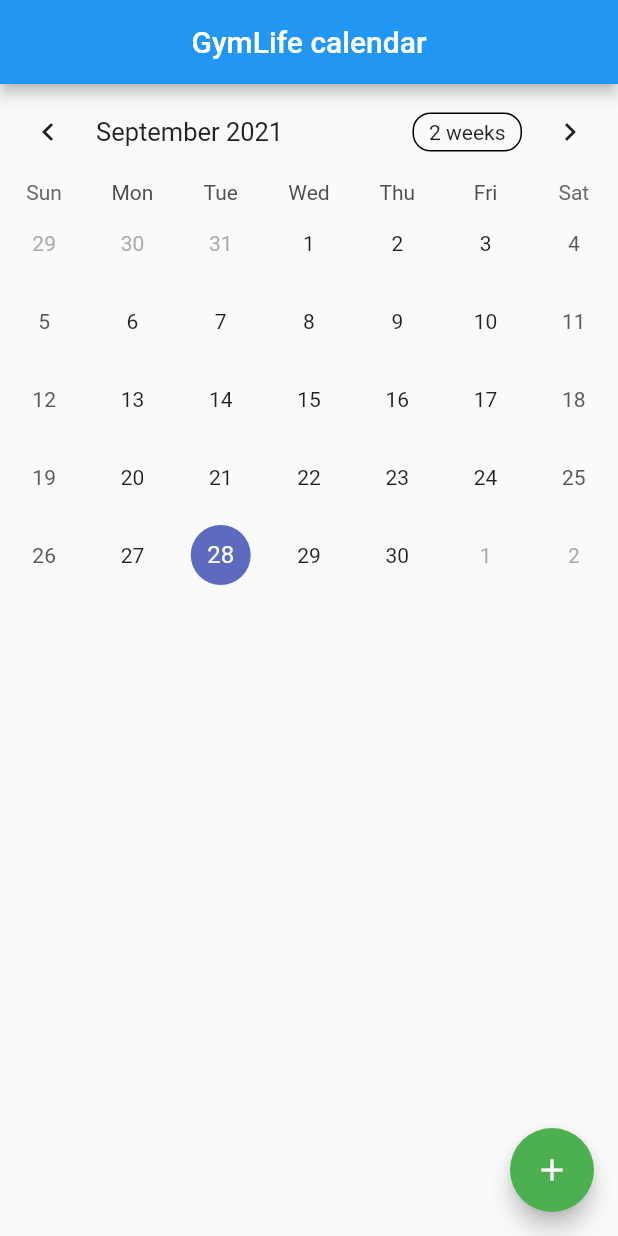
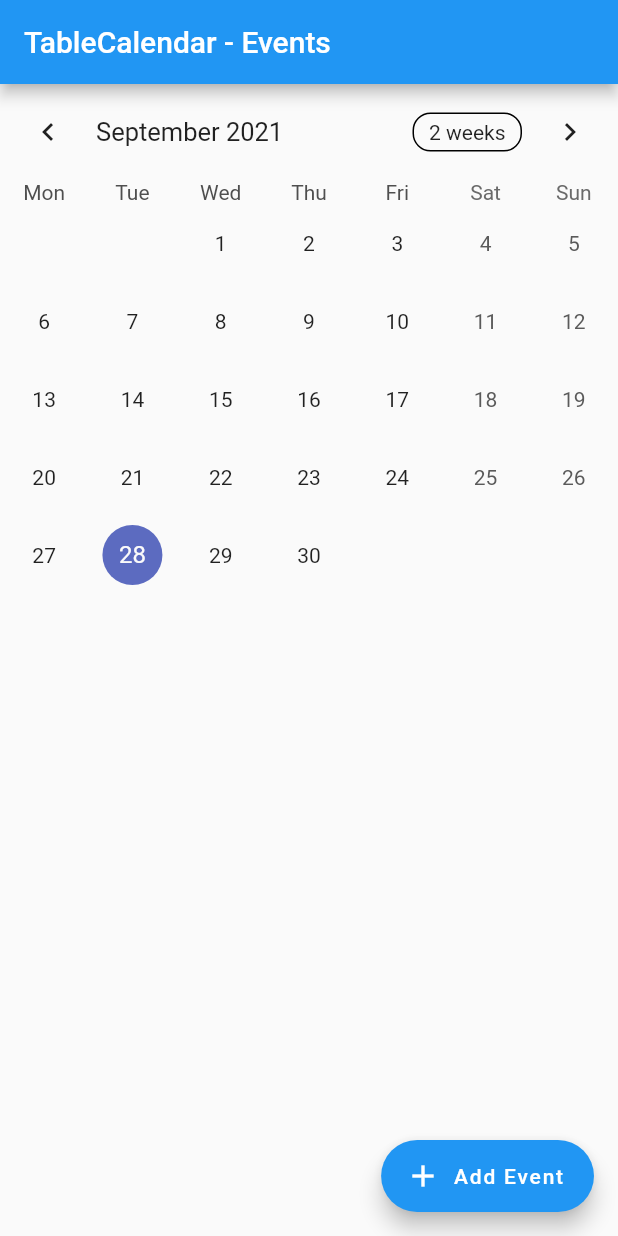
Before and after one commit to ArieBisfki/hva_ivse1_project_mobile, a Flutter app: the screen it shows after launch, on a phone screen of 412 x 824 dp. Run offline on Flutter 3.47's test engine with Material 2 defaults, Android fonts, the phone set to English and light mode, and no system bars; drawn by our look-alikes of table_calendar.

Commit message:
added workout screen

```diff
--- a/lib/common/route/route_generator.dart
+++ b/lib/common/route/route_generator.dart
@@ -1,6 +1,7 @@
 import 'package:flutter/material.dart';
 import 'package:ivse1_gymlife/common/route/routes.dart';
 import 'package:ivse1_gymlife/feature/calender/ui/calendar_overview.dart';
+import 'package:ivse1_gymlife/feature/workout/ui/workout.dart';
 
 class RouteGenerator {
   static Route<dynamic> generateRoute(RouteSettings settings) {
@@ -9,6 +10,8 @@ class RouteGenerator {
     switch (settings.name) {
       case Routes.landing:
         return MaterialPageRoute<dynamic>(builder: (_) => Calendar());
+      case Routes.workout:
+        return MaterialPageRoute<dynamic>(builder: (_) => Workout());
       default:
         return MaterialPageRoute<dynamic>(builder: (_) => Calendar());
     }
--- a/lib/common/route/routes.dart
+++ b/lib/common/route/routes.dart
@@ -1,3 +1,4 @@
 class Routes {
   static const String landing = '/';
+  static const String workout = '/workout';
 }
--- a/lib/feature/calender/ui/calendar_overview.dart
+++ b/lib/feature/calender/ui/calendar_overview.dart
@@ -11,54 +11,113 @@ class Calendar extends StatefulWidget {
 }
 
 class _State extends State<Calendar> {
+  late final ValueNotifier<List<Event>> _selectedEvents;
   CalendarFormat _calendarFormat = CalendarFormat.month;
+  RangeSelectionMode _rangeSelectionMode = RangeSelectionMode
+      .toggledOff; // Can be toggled on/off by longpressing a date
   DateTime _focusedDay = DateTime.now();
-  DateTime _selectedDay = DateTime.now();
+  DateTime? _selectedDay;
+  DateTime? _rangeStart;
+  DateTime? _rangeEnd;
+
   TextEditingController _eventController = TextEditingController();
 
-  Map<DateTime, List<Event>> selectedEvents = {};
+  @override
+  void initState() {
+    super.initState();
 
-  @override
-  initState() {
-    selectedEvents = {};
-    super.initState();
+    _selectedDay = _focusedDay;
+    _selectedEvents = ValueNotifier(_getEventsForDay(_selectedDay!));
   }
 
   @override
   void dispose() {
-    _eventController.dispose();
+    _selectedEvents.dispose();
     super.dispose();
   }
 
-  List<Event> _getEventsfromDay(DateTime date) {
-    return selectedEvents[date] ?? [];
+  List<Event> _getEventsForDay(DateTime day) {
+    // Implementation example
+    var kEvents = {};
+    return kEvents[day] ?? [];
+  }
+
+  List<Event> _getEventsForRange(DateTime start, DateTime end) {
+    // Implementation example
+    final days = daysInRange(start, end);
+
+    return [
+      for (final d in days) ..._getEventsForDay(d),
+    ];
+  }
+
+  daysInRange(DateTime start, DateTime end) {}
+
+  void _onDaySelected(DateTime selectedDay, DateTime focusedDay) {
+    if (!isSameDay(_selectedDay, selectedDay)) {
+      setState(() {
+        _selectedDay = selectedDay;
+        _focusedDay = focusedDay;
+        _rangeStart = null; // Important to clean those
+        _rangeEnd = null;
+        _rangeSelectionMode = RangeSelectionMode.toggledOff;
+      });
+
+      _selectedEvents.value = _getEventsForDay(selectedDay);
+    }
+  }
+
+  void _onRangeSelected(DateTime? start, DateTime? end, DateTime focusedDay) {
+    setState(() {
+      _selectedDay = null;
+      _focusedDay = focusedDay;
+      _rangeStart = start;
+      _rangeEnd = end;
+      _rangeSelectionMode = RangeSelectionMode.toggledOn;
+    });
+
+    // `start` or `end` could be null
+    if (start != null && end != null) {
+      _selectedEvents.value = _getEventsForRange(start, end);
+    } else if (start != null) {
+      _selectedEvents.value = _getEventsForDay(start);
+    } else if (end != null) {
+      _selectedEvents.value = _getEventsForDay(end);
+    }
   }
 
   @override
   Widget build(BuildContext context) {
     return Scaffold(
-      floatingActionButton: FloatingActionButton(
+      appBar: AppBar(
+        title: Text('TableCalendar - Events'),
+      ),
+      floatingActionButton: FloatingActionButton.extended(
         onPressed: () => showDialog(
           context: context,
           builder: (context) => AlertDialog(
-            title: Text('Add workout'),
+            title: Text("Add Event"),
             content: TextFormField(
               controller: _eventController,
             ),
             actions: [
               TextButton(
+                child: Text("Cancel"),
+                onPressed: () => Navigator.pop(context),
+              ),
+              TextButton(
                 child: Text("Ok"),
                 onPressed: () {
                   if (_eventController.text.isEmpty) {
                   } else {
-                    if (selectedEvents[_selectedDay] != null) {
-                      selectedEvents[_selectedDay]!.add(
+                    if (_selectedEvents.value != null) {
+                      _selectedEvents.value.add(
                         Event(title: _eventController.text),
                       );
                     } else {
-                      // selectedEvents[_selectedDay] = [
-                      //   Event(title: _eventController.text)
-                      // ];
+                      _selectedEvents.value = [
+                        Event(title: _eventController.text)
+                      ];
                     }
                   }
                   Navigator.pop(context);
@@ -67,65 +126,72 @@ class _State extends State<Calendar> {
                   return;
                 },
               ),
-              TextButton(
-                  child: Text('CANCEL'),
-                  onPressed: () => Navigator.pop(context))
             ],
           ),
         ),
-        child: const Icon(Icons.add),
-        backgroundColor: Colors.green,
+        label: Text("Add Event"),
+        icon: Icon(Icons.add),
       ),
-      appBar: AppBar(
-        centerTitle: true,
-        title: const Text('GymLife calendar'),
-      ),
-      body: Center(
-        child: Column(children: [
-          TableCalendar(
+      body: Column(
+        children: [
+          TableCalendar<Event>(
             firstDay: DateTime.utc(2010, 10, 16),
             lastDay: DateTime.utc(2030, 3, 14),
             focusedDay: _focusedDay,
-            eventLoader: _getEventsfromDay,
+            selectedDayPredicate: (day) => isSameDay(_selectedDay, day),
+            rangeStartDay: _rangeStart,
+            rangeEndDay: _rangeEnd,
             calendarFormat: _calendarFormat,
-            selectedDayPredicate: (day) {
-              // Use `selectedDayPredicate` to determine which day is currently selected.
-              // If this returns true, then `day` will be marked as selected.
-
-              // Using `isSameDay` is recommended to disregard
-              // the time-part of compared DateTime objects.
-              return isSameDay(_selectedDay, day);
-            },
-            onDaySelected: (selectedDay, focusedDay) {
-              if (!isSameDay(_selectedDay, selectedDay)) {
-                // Call `setState()` when updating the selected day
-                setState(() {
-                  _selectedDay = selectedDay;
-                  _focusedDay = focusedDay;
-                });
-              }
-            },
+            rangeSelectionMode: _rangeSelectionMode,
+            eventLoader: _getEventsForDay,
+            startingDayOfWeek: StartingDayOfWeek.monday,
+            calendarStyle: CalendarStyle(
+              // Use `CalendarStyle` to customize the UI
+              outsideDaysVisible: false,
+            ),
+            onDaySelected: _onDaySelected,
+            onRangeSelected: _onRangeSelected,
             onFormatChanged: (format) {
               if (_calendarFormat != format) {
-                // Call `setState()` when updating calendar format
                 setState(() {
                   _calendarFormat = format;
                 });
               }
             },
             onPageChanged: (focusedDay) {
-              // No need to call `setState()` here
               _focusedDay = focusedDay;
             },
           ),
-          ..._getEventsfromDay(_selectedDay).map(
-            (Event event) => ListTile(
-              title: Text(
-                event.title,
-              ),
+          const SizedBox(height: 8.0),
+          Expanded(
+            child: ValueListenableBuilder<List<Event>>(
+              valueListenable: _selectedEvents,
+              builder: (context, value, _) {
+                return ListView.builder(
+                  itemCount: value.length,
+                  itemBuilder: (context, index) {
+                    return Container(
+                      margin: const EdgeInsets.symmetric(
+                        horizontal: 12.0,
+                        vertical: 4.0,
+                      ),
+                      decoration: BoxDecoration(
+                        border: Border.all(),
+                        borderRadius: BorderRadius.circular(12.0),
+                      ),
+                      child: ListTile(
+                        onTap: () {
+                          Navigator.pushNamed(context, "/workout");
+                        },
+                        title: Text('${value[index]}'),
+                      ),
+                    );
+                  },
+                );
+              },
             ),
           ),
-        ]),
+        ],
       ),
     );
   }
```
Also changed, not shown: lib/feature/workout/ui/workout.dart (added, +37 -0 lines).
